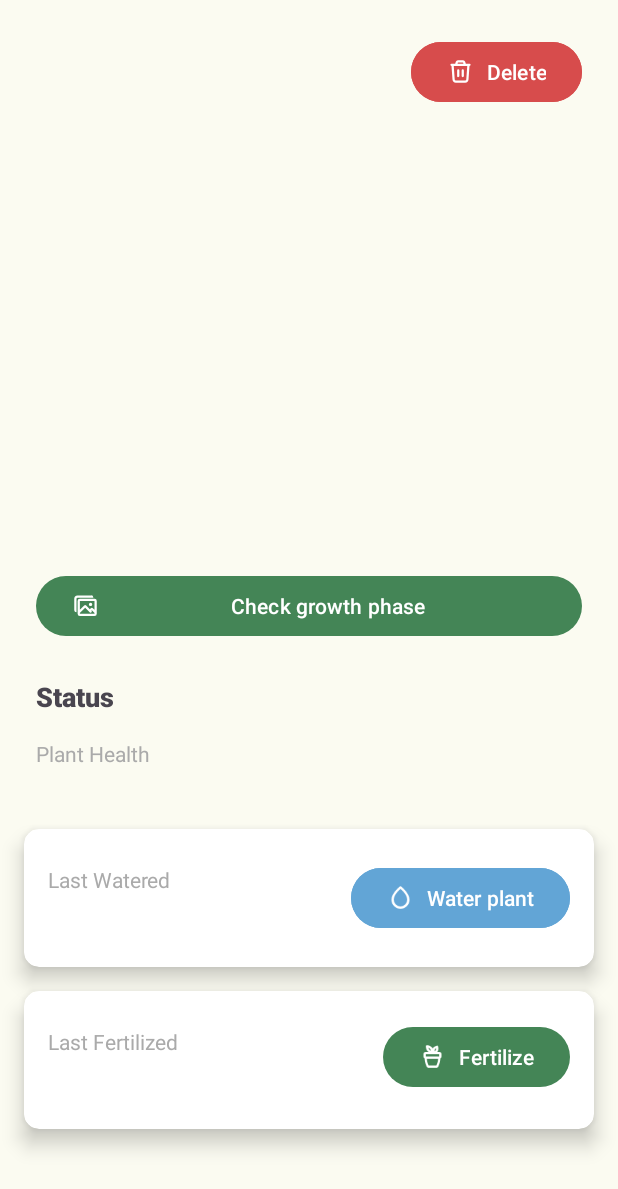
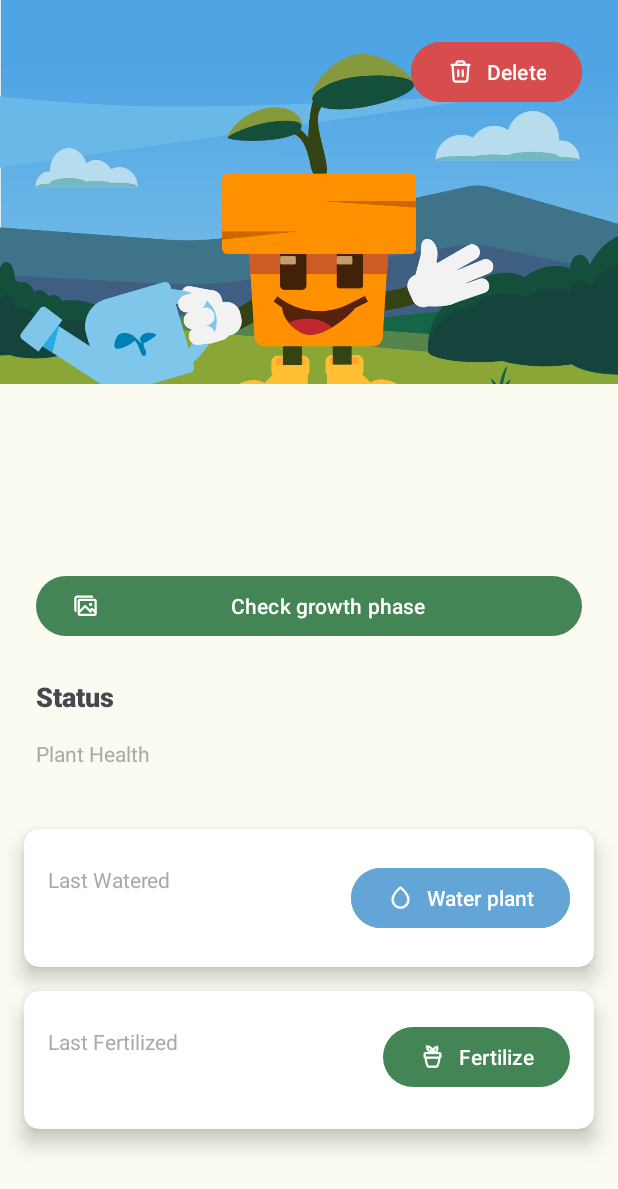
Before and after one commit to narendradhafa/HarvestHero, an Android app: the DetailActivity screen opened directly, with no data from a screen before it, on a phone screen of 412 x 824 dp. Shown: the top 1189 px of the screen. Run offline under Robolectric (Android 15) with nearby library versions, the phone set to English and light mode, and no system bars.

Commit message:
Added picture to Detail and ItemListMyPlants

```diff
--- a/app/src/main/res/layout/activity_detail.xml
+++ b/app/src/main/res/layout/activity_detail.xml
@@ -20,7 +20,7 @@
             app:layout_constraintEnd_toEndOf="parent"
             app:layout_constraintStart_toStartOf="parent"
             app:layout_constraintTop_toTopOf="parent"
-            tools:srcCompat="@tools:sample/avatars" />
+            android:src="@drawable/homeillust" />
 
         <Button
             android:id="@+id/btn_delete_detail"
--- a/app/src/main/res/layout/item_list_plant.xml
+++ b/app/src/main/res/layout/item_list_plant.xml
@@ -24,7 +24,7 @@
             app:layout_constraintBottom_toBottomOf="parent"
             app:layout_constraintStart_toStartOf="parent"
             app:layout_constraintTop_toTopOf="parent"
-            android:src="@color/primary_container" />
+            android:src="@drawable/homeillust" />
 
         <TextView
             android:id="@+id/tv_name_item_myplants"
```
